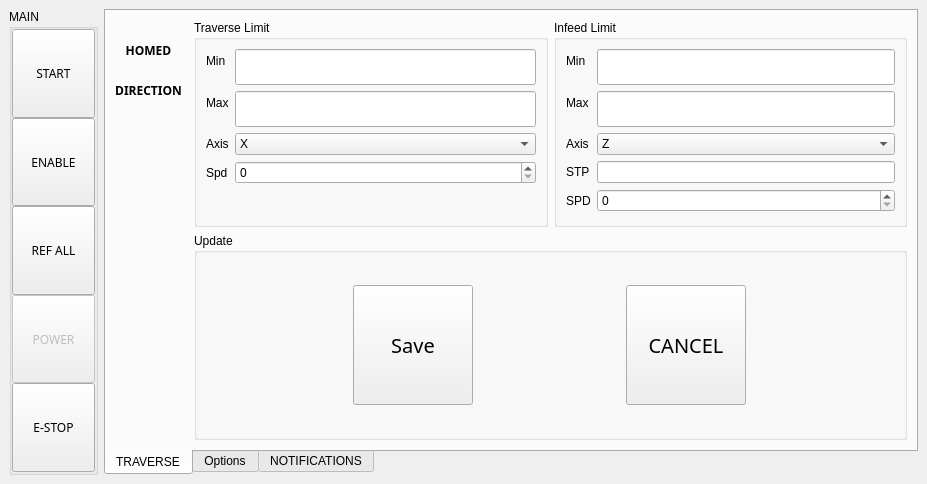
Before: the Qt Designer form src/semiauto_surfacegrinder/mainwindow.ui in digiexchris/grinder_touch, drawn with Qt 5.
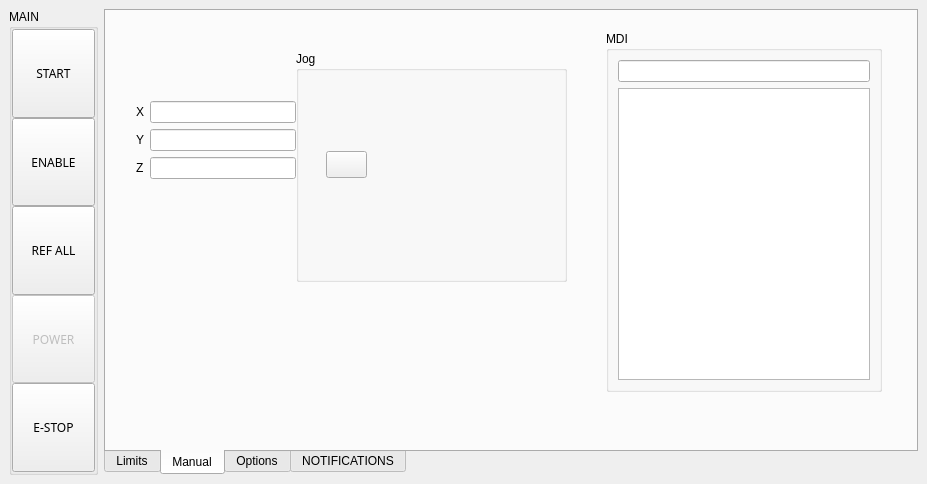
After: the same form once the commit is applied. The open tabs and pages were chosen to show the change. Custom widgets are drawn as their Qt base class.

The edit to the form file:
```diff
--- a/src/semiauto_surfacegrinder/mainwindow.ui
+++ b/src/semiauto_surfacegrinder/mainwindow.ui
@@ -262,7 +262,7 @@
       </property>
       <widget class="QWidget" name="tab">
        <attribute name="title">
-        <string>TRAVERSE</string>
+        <string>Limits</string>
        </attribute>
        <layout class="QGridLayout" name="gridLayout_4">
         <item row="0" column="0">
@@ -314,64 +314,7 @@
               </property>
              </widget>
             </item>
-            <item row="2" column="0">
-             <widget class="DROLabel" name="drolabel">
-              <property name="referenceType" stdset="0">
-               <number>1</number>
-              </property>
-              <property name="axisNumber" stdset="0">
-               <number>0</number>
-              </property>
-              <property name="inchFormat" stdset="0">
-               <string>%9.4f</string>
-              </property>
-              <property name="millimeterFormat" stdset="0">
-               <string>%10.3f</string>
-              </property>
-              <property name="degreeFormat" stdset="0">
-               <string>%10.2f</string>
-              </property>
-              <property name="latheMode" stdset="0">
-               <number>0</number>
-              </property>
-             </widget>
-            </item>
-            <item row="0" column="1">
-             <widget class="StatusLED" name="statusled_2">
-              <property name="rules" stdset="0">
-               <string>[{&quot;channels&quot;: [{&quot;url&quot;: &quot;status:all_axes_homed&quot;, &quot;trigger&quot;: true}], &quot;property&quot;: &quot;On&quot;, &quot;expression&quot;: &quot;ch[0]&quot;, &quot;name&quot;: &quot;Homed&quot;}]</string>
-              </property>
-             </widget>
-            </item>
-            <item row="2" column="1">
-             <widget class="StatusLED" name="statusled">
-              <property name="state">
-               <bool>false</bool>
-              </property>
-              <property name="rules" stdset="0">
-               <string>[{&quot;channels&quot;: [{&quot;url&quot;: &quot;status:joint.0.velocity&quot;, &quot;trigger&quot;: true}], &quot;property&quot;: &quot;On&quot;, &quot;expression&quot;: &quot;bool(ch[0])&quot;, &quot;name&quot;: &quot;Motion&quot;}]</string>
-              </property>
-             </widget>
-            </item>
-            <item row="1" column="0">
-             <widget class="QLabel" name="label_9">
-              <property name="font">
-               <font>
-                <family>Sans</family>
-                <weight>75</weight>
-                <italic>false</italic>
-                <bold>true</bold>
-               </font>
-              </property>
-              <property name="text">
-               <string>DIRECTION</string>
-              </property>
-              <property name="alignment">
-               <set>Qt::AlignCenter</set>
-              </property>
-             </widget>
-            </item>
-            <item row="3" column="0">
+            <item row="4" column="0">
              <widget class="DROLabel" name="drolabel_3">
               <property name="referenceType" stdset="0">
                <number>1</number>
@@ -612,18 +555,13 @@
            <item row="2" column="1">
             <widget class="QComboBox" name="infeed_axis">
              <property name="currentIndex">
-              <number>1</number>
+              <number>0</number>
              </property>
              <item>
               <property name="text">
                <string>X</string>
               </property>
              </item>
-             <item>
-              <property name="text">
-               <string>Z</string>
-              </property>
-             </item>
              <item>
               <property name="text">
                <string>Y</string>
@@ -658,7 +596,7 @@
           </layout>
          </widget>
         </item>
-        <item row="1" column="1" colspan="2">
+        <item row="1" column="2">
          <widget class="QGroupBox" name="groupBox">
           <property name="title">
            <string>Update</string>
@@ -731,6 +669,107 @@
         </item>
        </layout>
       </widget>
+      <widget class="QWidget" name="tab_2">
+       <attribute name="title">
+        <string>Manual</string>
+       </attribute>
+       <widget class="JogIncrementWidget" name="jogincrementwidget">
+        <property name="geometry">
+         <rect>
+          <x>20</x>
+          <y>340</y>
+          <width>424</width>
+          <height>42</height>
+         </rect>
+        </property>
+       </widget>
+       <widget class="QGroupBox" name="groupBox_5">
+        <property name="geometry">
+         <rect>
+          <x>500</x>
+          <y>20</y>
+          <width>276</width>
+          <height>361</height>
+         </rect>
+        </property>
+        <property name="title">
+         <string>MDI</string>
+        </property>
+        <layout class="QVBoxLayout" name="verticalLayout">
+         <item>
+          <widget class="MDIEntry" name="mdientry"/>
+         </item>
+         <item>
+          <widget class="MDIHistory" name="mdihistory"/>
+         </item>
+        </layout>
+       </widget>
+       <widget class="QGroupBox" name="groupBox_6">
+        <property name="geometry">
+         <rect>
+          <x>190</x>
+          <y>40</y>
+          <width>271</width>
+          <height>231</height>
+         </rect>
+        </property>
+        <property name="title">
+         <string>Jog</string>
+        </property>
+        <widget class="ActionButton" name="actionbutton">
+         <property name="geometry">
+          <rect>
+           <x>30</x>
+           <y>100</y>
+           <width>41</width>
+           <height>27</height>
+          </rect>
+         </property>
+        </widget>
+       </widget>
+       <widget class="QWidget" name="formLayoutWidget">
+        <property name="geometry">
+         <rect>
+          <x>30</x>
+          <y>90</y>
+          <width>160</width>
+          <height>122</height>
+         </rect>
+        </property>
+        <layout class="QFormLayout" name="formLayout_4">
+         <item row="0" column="1">
+          <widget class="DROLineEdit" name="dro_entry"/>
+         </item>
+         <item row="0" column="0">
+          <widget class="QLabel" name="label">
+           <property name="text">
+            <string>X</string>
+           </property>
+          </widget>
+         </item>
+         <item row="1" column="1">
+          <widget class="DROLineEdit" name="yDROLineEdit"/>
+         </item>
+         <item row="1" column="0">
+          <widget class="QLabel" name="yLabel">
+           <property name="text">
+            <string>Y</string>
+           </property>
+          </widget>
+         </item>
+         <item row="2" column="1">
+          <widget class="DROLineEdit" name="zDROLineEdit"/>
+         </item>
+         <item row="2" column="0">
+          <widget class="QLabel" name="zLabel">
+           <property name="text">
+            <string>Z</string>
+           </property>
+          </widget>
+         </item>
+        </layout>
+       </widget>
+      </widget>
       <widget class="QWidget" name="tab_3">
        <attribute name="title">
         <string>Options</string>
@@ -883,6 +922,26 @@
    <extends>QWidget</extends>
    <header>qtpyvcp.widgets.display_widgets.notification_widget</header>
   </customwidget>
+  <customwidget>
+   <class>MDIEntry</class>
+   <extends>QLineEdit</extends>
+   <header>qtpyvcp.widgets.input_widgets.mdientry_widget</header>
+  </customwidget>
+  <customwidget>
+   <class>MDIHistory</class>
+   <extends>QListWidget</extends>
+   <header>qtpyvcp.widgets.input_widgets.mdihistory_widget</header>
+  </customwidget>
+  <customwidget>
+   <class>JogIncrementWidget</class>
+   <extends>QWidget</extends>
+   <header>qtpyvcp.widgets.input_widgets.jog_increment</header>
+  </customwidget>
+  <customwidget>
+   <class>DROLineEdit</class>
+   <extends>QLineEdit</extends>
+   <header>qtpyvcp.widgets.input_widgets.dro_line_edit</header>
+  </customwidget>
   <customwidget>
    <class>HalLedIndicator</class>
    <extends>QWidget</extends>
```
Left out of the diff: 124 changed lines with no effect on the pictures.
